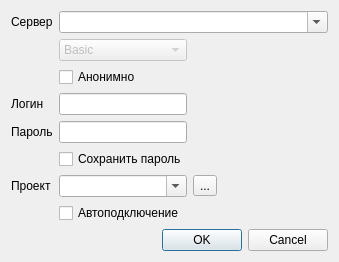
Before: the Qt Designer form jira/jiralogin.ui in sshmakov/Traquera, drawn with Qt 5.
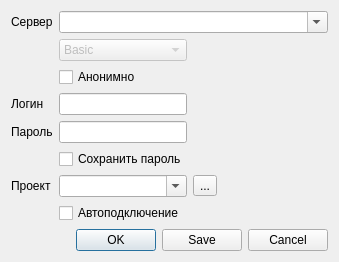
After: the same form once the commit is applied.

```diff
--- a/jira/jiralogin.ui
+++ b/jira/jiralogin.ui
@@ -154,7 +154,7 @@
       <enum>Qt::Horizontal</enum>
      </property>
      <property name="standardButtons">
-      <set>QDialogButtonBox::Cancel|QDialogButtonBox::Ok</set>
+      <set>QDialogButtonBox::Cancel|QDialogButtonBox::Ok|QDialogButtonBox::Save</set>
      </property>
     </widget>
    </item>
```
